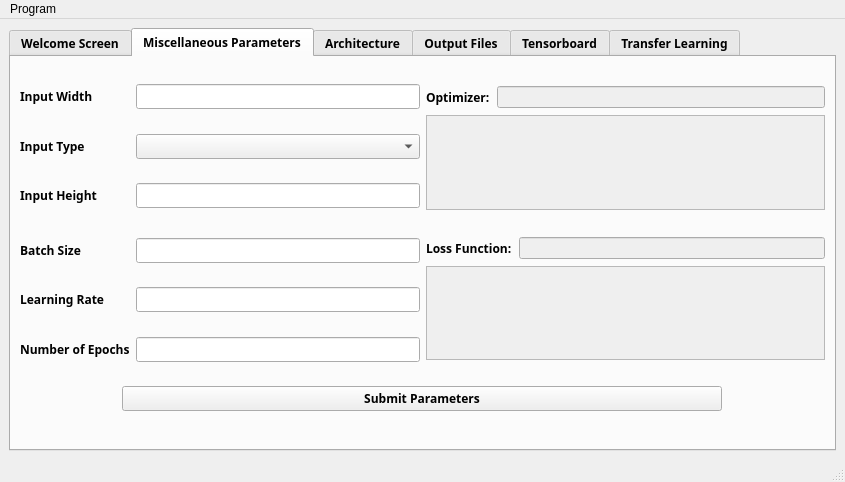
Old version of the form public/GUI/mainwindow.ui in the repository mourra950/Siemens-System-Level-Modelling-of-ASDLA-Graduation-Project.
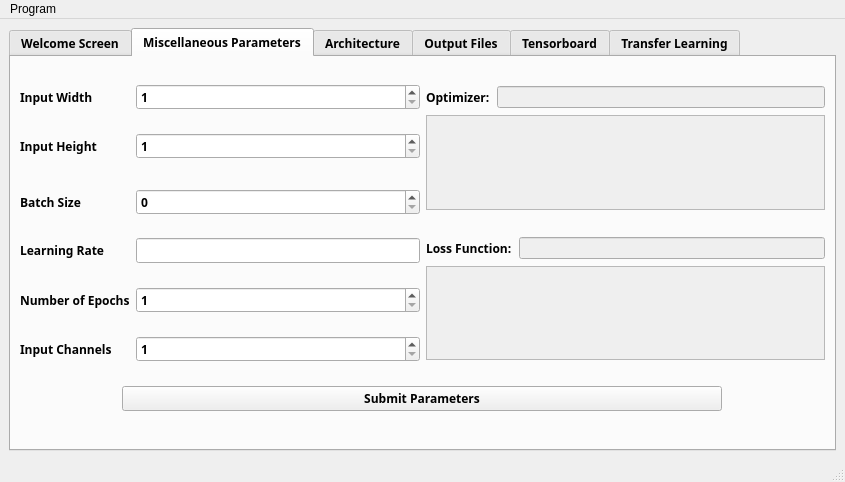
New version of the form. The open tabs and pages were chosen to show the change.

Patch:
```diff
--- a/public/GUI/mainwindow.ui
+++ b/public/GUI/mainwindow.ui
@@ -36,7 +36,7 @@
        <string notr="true"/>
       </property>
       <property name="currentIndex">
-       <number>5</number>
+       <number>1</number>
       </property>
       <widget class="QWidget" name="Dashboard">
        <attribute name="title">
@@ -97,32 +97,16 @@
                </widget>
               </item>
               <item row="1" column="1">
-               <widget class="QLineEdit" name="inputWidth_QLineEdit"/>
+               <widget class="QSpinBox" name="inputWidth_QSpinBox">
+                <property name="minimum">
+                 <number>1</number>
+                </property>
+                <property name="maximum">
+                 <number>999999999</number>
+                </property>
+               </widget>
               </item>
               <item row="2" column="0">
-               <spacer name="verticalSpacer_9">
-                <property name="orientation">
-                 <enum>Qt::Vertical</enum>
-                </property>
-                <property name="sizeHint" stdset="0">
-                 <size>
-                  <width>20</width>
-                  <height>40</height>
-                 </size>
-                </property>
-               </spacer>
-              </item>
-              <item row="3" column="0">
-               <widget class="QLabel" name="inputTypeLabel">
-                <property name="text">
-                 <string>Input Type</string>
-                </property>
-               </widget>
-              </item>
-              <item row="3" column="1">
-               <widget class="QComboBox" name="inputTypeComboBox"/>
-              </item>
-              <item row="4" column="0">
                <spacer name="verticalSpacer">
                 <property name="orientation">
                  <enum>Qt::Vertical</enum>
@@ -135,17 +119,24 @@
                 </property>
                </spacer>
               </item>
-              <item row="5" column="0">
+              <item row="3" column="0">
                <widget class="QLabel" name="inputHeight_label">
                 <property name="text">
                  <string>Input Height</string>
                 </property>
                </widget>
               </item>
-              <item row="5" column="1">
-               <widget class="QLineEdit" name="inputHeight_QLineEdit"/>
+              <item row="3" column="1">
+               <widget class="QSpinBox" name="inputHeight_QSpinBox">
+                <property name="minimum">
+                 <number>1</number>
+                </property>
+                <property name="maximum">
+                 <number>999999999</number>
+                </property>
+               </widget>
               </item>
-              <item row="6" column="0">
+              <item row="4" column="0">
                <spacer name="verticalSpacer_2">
                 <property name="orientation">
                  <enum>Qt::Vertical</enum>
@@ -158,20 +149,24 @@
                 </property>
                </spacer>
               </item>
-              <item row="7" column="0">
+              <item row="5" column="0">
                <layout class="QGridLayout" name="gridLayout"/>
               </item>
-              <item row="8" column="0">
+              <item row="6" column="0">
                <widget class="QLabel" name="batchSize_label">
                 <property name="text">
                  <string>Batch Size</string>
                 </property>
                </widget>
               </item>
-              <item row="8" column="1">
-               <widget class="QLineEdit" name="batchSize_QLineEdit"/>
+              <item row="6" column="1">
+               <widget class="QSpinBox" name="batchSize_QSpinBox">
+                <property name="maximum">
+                 <number>999999999</number>
+                </property>
+               </widget>
               </item>
-              <item row="9" column="0">
+              <item row="7" column="0">
                <spacer name="verticalSpacer_3">
                 <property name="orientation">
                  <enum>Qt::Vertical</enum>
@@ -184,40 +179,47 @@
                 </property>
                </spacer>
               </item>
-              <item row="10" column="0">
+              <item row="8" column="0">
                <widget class="QLabel" name="learningRate_label">
                 <property name="text">
                  <string>Learning Rate</string>
                 </property>
                </widget>
               </item>
-              <item row="10" column="1">
+              <item row="8" column="1">
                <widget class="QLineEdit" name="learningRate_QLineEdit"/>
               </item>
-              <item row="12" column="0">
+              <item row="9" column="0">
+               <spacer name="verticalSpacer_4">
+                <property name="orientation">
+                 <enum>Qt::Vertical</enum>
+                </property>
+                <property name="sizeHint" stdset="0">
+                 <size>
+                  <width>20</width>
+                  <height>40</height>
+                 </size>
+                </property>
+               </spacer>
+              </item>
+              <item row="10" column="0">
                <widget class="QLabel" name="numberEpochs_label">
                 <property name="text">
                  <string>Number of Epochs</string>
                 </property>
                </widget>
               </item>
-              <item row="12" column="1">
-               <widget class="QLineEdit" name="numberEpochs_QLineEdit"/>
+              <item row="10" column="1">
+               <widget class="QSpinBox" name="numberEpochs_QSpinBox">
+                <property name="minimum">
+                 <number>1</number>
+                </property>
+                <property name="maximum">
+                 <number>999999999</number>
+                </property>
+               </widget>
               </item>
               <item row="11" column="0">
-               <spacer name="verticalSpacer_4">
-                <property name="orientation">
-                 <enum>Qt::Vertical</enum>
-                </property>
-                <property name="sizeHint" stdset="0">
-                 <size>
-                  <width>20</width>
-                  <height>40</height>
-                 </size>
-                </property>
-               </spacer>
-              </item>
-              <item row="13" column="0">
                <spacer name="verticalSpacer_5">
                 <property name="orientation">
                  <enum>Qt::Vertical</enum>
@@ -230,6 +232,36 @@
                 </property>
                </spacer>
               </item>
+              <item row="12" column="0">
+               <widget class="QLabel" name="inputChannelsLabel">
+                <property name="text">
+                 <string>Input Channels</string>
+                </property>
+               </widget>
+              </item>
+              <item row="12" column="1">
+               <widget class="QSpinBox" name="inputChannelsSpinBox">
+                <property name="minimum">
+                 <number>1</number>
+                </property>
+                <property name="maximum">
+                 <number>3</number>
+                </property>
+               </widget>
+              </item>
+              <item row="13" column="0">
+               <spacer name="verticalSpacer_6">
+                <property name="orientation">
+                 <enum>Qt::Vertical</enum>
+                </property>
+                <property name="sizeHint" stdset="0">
+                 <size>
+                  <width>20</width>
+                  <height>40</height>
+                 </size>
+                </property>
+               </spacer>
+              </item>
              </layout>
             </item>
             <item>
@@ -476,8 +508,8 @@
                        <rect>
                         <x>0</x>
                         <y>0</y>
-                        <width>382</width>
-                        <height>301</height>
+                        <width>98</width>
+                        <height>28</height>
                        </rect>
                       </property>
                       <layout class="QVBoxLayout" name="verticalLayout_5">
@@ -500,8 +532,8 @@
                      <rect>
                       <x>0</x>
                       <y>0</y>
-                      <width>383</width>
-                      <height>303</height>
+                      <width>98</width>
+                      <height>28</height>
                      </rect>
                     </property>
                     <layout class="QVBoxLayout" name="verticalLayout_4">
```
